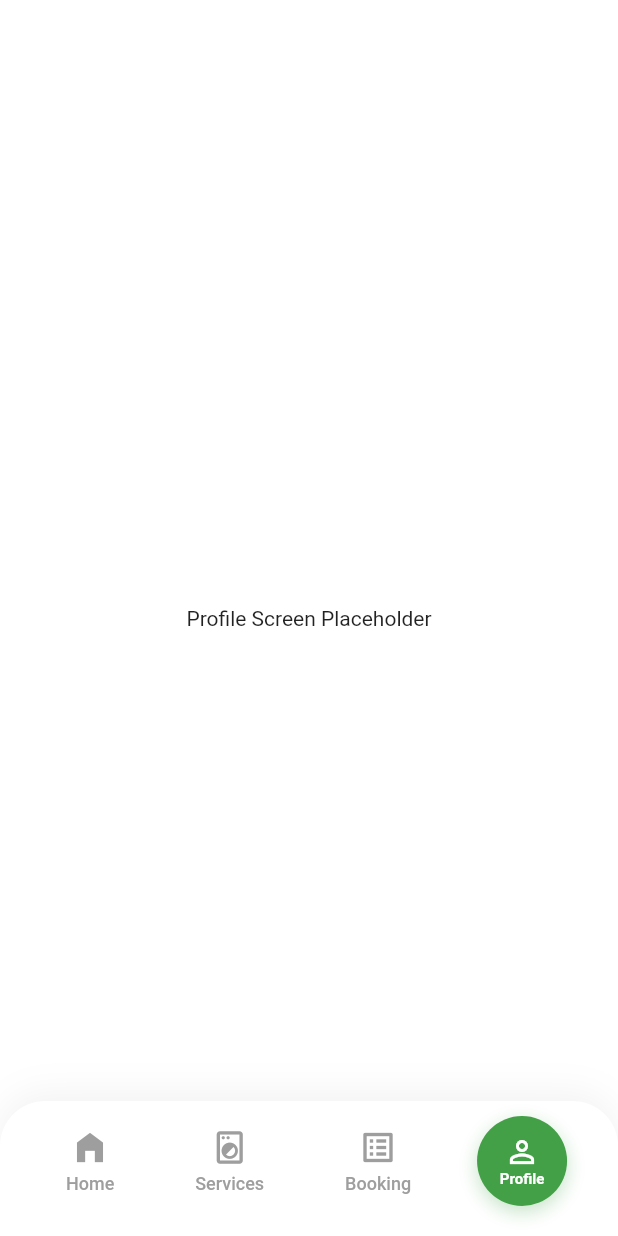
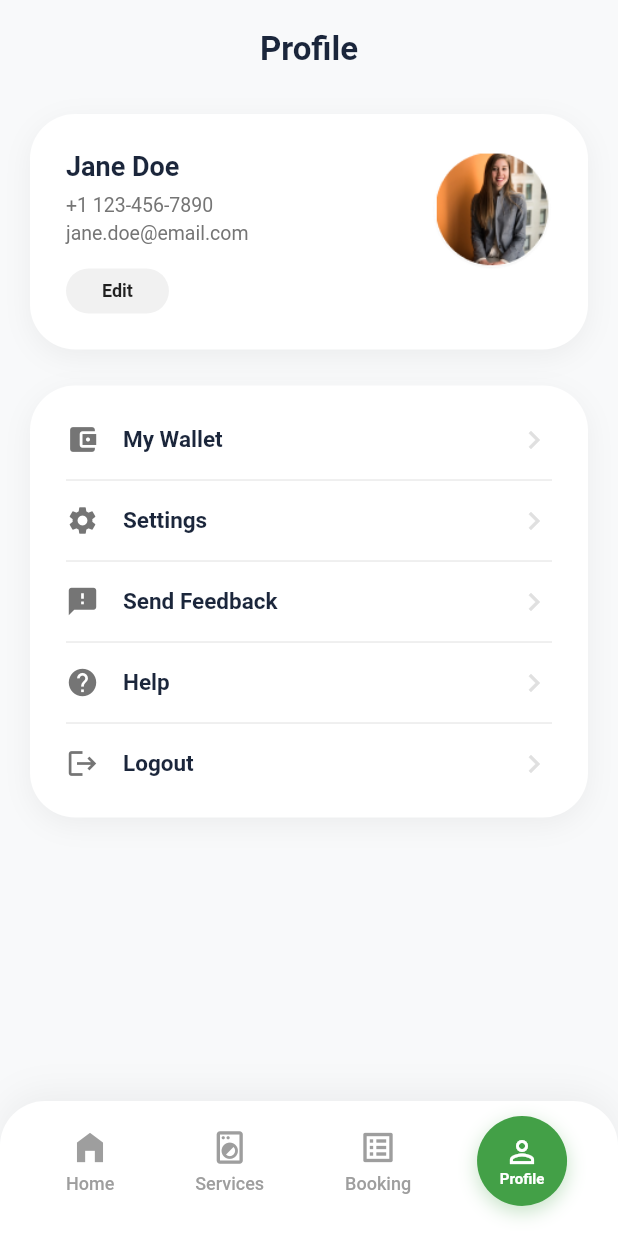
Before and after one commit to gohypedevelopers-stack/cleclo, a Flutter app: the BottomNavBar screen opened by its route, item 4 of the bottom bar chosen, on a phone screen of 412 x 824 dp. Run offline on Flutter 3.47's test engine with Material 3 defaults, Android fonts, the light colour scheme and no system bars; our stand-ins replace go_router, smooth_page_indicator.

Commit message:
feat: Implement bottom navigation bar and profile screen with user details and menu options.

```diff
--- a/lib/features/home/view/bottom_nav_bar.dart
+++ b/lib/features/home/view/bottom_nav_bar.dart
@@ -1,6 +1,7 @@
 import 'package:cleclo/features/home/view/home_screen.dart';
 import 'package:cleclo/features/home/view/services_screen.dart';
 import 'package:cleclo/features/home/view/booking_screen.dart';
+import 'package:cleclo/features/home/view/profile_screen.dart';
 import 'package:cleclo/utils/theme/colors.dart';
 import 'package:flutter/material.dart';
 
@@ -18,11 +19,7 @@ class _BottomNavBarState extends State<BottomNavBar> {
     const HomeScreen(),
     const ServicesScreen(),
     const BookingScreen(),
-    const Scaffold(
-      body: Center(
-        child: Text('Profile Screen Placeholder'),
-      ),
-    ),
+    const ProfileScreen(),
   ];
 
   @override
--- /dev/null
+++ b/lib/features/home/view/profile_screen.dart
@@ -0,0 +1,132 @@
+import 'package:cleclo/utils/images/images.dart';
+import 'package:cleclo/utils/theme/colors.dart';
+import 'package:flutter/material.dart';
+import 'package:go_router/go_router.dart';
+import 'package:cleclo/routes/route_constants.dart';
+
+class ProfileScreen extends StatelessWidget {
+  const ProfileScreen({super.key});
+
+  @override
+  Widget build(BuildContext context) {
+    return Scaffold(
+      backgroundColor: const Color(0xFFF8F9FA),
+      body: SafeArea(
+        child: SingleChildScrollView(
+          padding: const EdgeInsets.symmetric(horizontal: 20, vertical: 20),
+          child: Column(
+            children: [
+              // Title
+              const Center(
+                child: Text(
+                  'Profile',
+                  style: TextStyle(
+                    fontSize: 22,
+                    fontWeight: FontWeight.bold,
+                    color: Color(0xFF1B263B), // Dark Blue
+                  ),
+                ),
+              ),
+              const SizedBox(height: 30),
+
+              // User Info Card
+              Container(
+                width: double.infinity,
+                padding: const EdgeInsets.all(24),
+                decoration: BoxDecoration(
+                  color: Colors.white,
+                  borderRadius: BorderRadius.circular(30),
+                  boxShadow: [
+                    BoxShadow(color: Colors.black.withOpacity(0.05), blurRadius: 15, offset: const Offset(0, 5)),
+                  ],
+                ),
+                child: Row(
+                  crossAxisAlignment: CrossAxisAlignment.start,
+                  children: [
+                    Expanded(
+                      child: Column(
+                        crossAxisAlignment: CrossAxisAlignment.start,
+                        children: [
+                          const Text('Jane Doe', style: TextStyle(fontWeight: FontWeight.bold, fontSize: 18, color: Color(0xFF1B263B))),
+                          const SizedBox(height: 8),
+                          Text('+1 123-456-7890', style: TextStyle(color: Colors.grey.shade600, fontSize: 13)),
+                          const SizedBox(height: 4),
+                          Text('jane.doe@email.com', style: TextStyle(color: Colors.grey.shade600, fontSize: 13)),
+                          const SizedBox(height: 16),
+                          Container(
+                            padding: const EdgeInsets.symmetric(horizontal: 24, vertical: 8),
+                            decoration: BoxDecoration(
+                              color: const Color(0xFFF1F1F1), // Light Grey Button
+                              borderRadius: BorderRadius.circular(20),
+                            ),
+                            child: const Text('Edit', style: TextStyle(fontWeight: FontWeight.bold, fontSize: 12)),
+                          )
+                        ],
+                      ),
+                    ),
+                    const SizedBox(width: 16),
+                  // Avatar
+                  // Using ClipOval with Image.asset to show the profile photo.
+                  ClipOval(
+                    child: SizedBox(
+                      width: 80, height: 80,
+                      child: Image.asset(
+                        Images.profilePhoto,
+                        fit: BoxFit.cover,
+                      ),
+                    ),
+                  ),
+                  ],
+                ),
+              ),
+
+              const SizedBox(height: 24),
+
+              // Menu Options Card
+              Container(
+                padding: const EdgeInsets.all(24),
+                decoration: BoxDecoration(
+                  color: Colors.white,
+                  borderRadius: BorderRadius.circular(30),
+                   boxShadow: [
+                    BoxShadow(color: Colors.black.withOpacity(0.05), blurRadius: 15, offset: const Offset(0, 5)),
+                  ],
+                ),
+                child: Column(
+                  children: [
+                    _buildMenuItem(Icons.account_balance_wallet, 'My Wallet', () {}),
+                    const Divider(height: 30),
+                    _buildMenuItem(Icons.settings, 'Settings', () {}),
+                    const Divider(height: 30),
+                    _buildMenuItem(Icons.feedback, 'Send Feedback', () {}),
+                    const Divider(height: 30),
+                    _buildMenuItem(Icons.help, 'Help', () {}),
+                    const Divider(height: 30),
+                    _buildMenuItem(Icons.logout, 'Logout', () {
+                      // Login/Logout logic
+                    }),
+                  ],
+                ),
+              ),
+              const SizedBox(height: 100), // Spacing for bottom nav
+            ],
+          ),
+        ),
+      ),
+    );
+  }
+
+  Widget _buildMenuItem(IconData icon, String label, VoidCallback onTap) {
+    return GestureDetector(
+      onTap: onTap,
+      child: Row(
+        children: [
+          Icon(icon, color: Colors.grey.shade600, size: 22),
+          const SizedBox(width: 16),
+          Expanded(child: Text(label, style: const TextStyle(fontWeight: FontWeight.w600, fontSize: 15, color: Color(0xFF1B263B)))),
+          Icon(Icons.chevron_right, color: Colors.grey.shade300, size: 24),
+        ],
+      ),
+    );
+  }
+}
--- a/lib/utils/images/images.dart
+++ b/lib/utils/images/images.dart
@@ -55,4 +55,5 @@ class Images {
   static const String map = 'assets/images/map.png';
   static const String mastercard = 'assets/images/mastercard.png';
   static const String gpay = 'assets/images/gpay.png';
+  static const String profilePhoto = 'assets/images/profilephoto.png';
 }
```
Also changed, not shown: assets/images/profilephoto.png (added).
